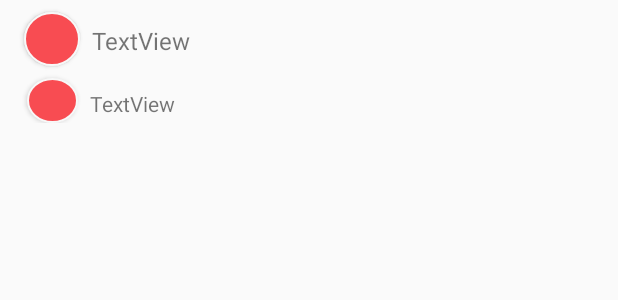
After one commit to CHUBBY799/Memo, an Android app: the layout memo_recycle_text.xml on its own in the app's theme, with its tools: preview values and no code run, on a phone screen of 412 x 824 dp. The commit adds this screen. Shown: the top 300 px of the screen. Run offline under Robolectric (Android 15) with nearby library versions, the phone set to English and light mode, and no system bars.

Commit message:
Main页面Medel层编写

```diff
--- a/app/build.gradle
+++ b/app/build.gradle
@@ -23,6 +23,7 @@ dependencies {
     implementation 'com.android.support:appcompat-v7:28.0.0-rc02'
     implementation 'com.android.support.constraint:constraint-layout:1.1.3'
     implementation 'com.android.support:design:28.0.0-beta01'
+    implementation 'com.android.support:recyclerview-v7:28.0.0-alpha1'
     testImplementation 'junit:junit:4.12'
     androidTestImplementation 'com.android.support.test:runner:1.0.2'
     androidTestImplementation 'com.android.support.test.espresso:espresso-core:3.0.2'
--- a/app/src/main/java/com/shining/memo/model/TextModel.java
+++ b/app/src/main/java/com/shining/memo/model/TextModel.java
@@ -2,7 +2,10 @@ package com.shining.memo.model;
 
 import org.json.JSONObject;
 
+import java.util.List;
+
 public interface TextModel {
     JSONObject getInfo(String title);
     void setInfo(JSONObject textInfo);
+    List<Task> getTasksByDate(String date,int limit);
 }
--- a/app/src/main/java/com/shining/memo/presenter/TextPresenter.java
+++ b/app/src/main/java/com/shining/memo/presenter/TextPresenter.java
@@ -20,8 +20,8 @@ public class TextPresenter {
 
     public TextPresenter(TextView mView) {
         this.mView = mView;
-        mModel = new TextImpl();
         context = mView.getContext();
+        mModel = new TextImpl(context);
     }
 
     public void requestTextInfo(String title){
--- /dev/null
+++ b/app/src/main/res/layout/memo_recycle_audio.xml
@@ -0,0 +1,6 @@
+<?xml version="1.0" encoding="utf-8"?>
+<android.support.constraint.ConstraintLayout
+    xmlns:android="http://schemas.android.com/apk/res/android" android:layout_width="match_parent"
+    android:layout_height="match_parent">
+
+</android.support.constraint.ConstraintLayout>
--- /dev/null
+++ b/app/src/main/res/layout/memo_recycle_text.xml
@@ -0,0 +1,51 @@
+<?xml version="1.0" encoding="utf-8"?>
+<android.support.constraint.ConstraintLayout
+    xmlns:android="http://schemas.android.com/apk/res/android"
+    xmlns:app="http://schemas.android.com/apk/res-auto"
+    xmlns:tools="http://schemas.android.com/tools"
+    android:layout_width="match_parent"
+    android:layout_height="wrap_content">
+
+
+    <Button
+        android:id="@+id/memo_type"
+        android:layout_width="37dp"
+        android:layout_height="36dp"
+
+        android:layout_marginStart="16dp"
+        android:layout_marginTop="8dp"
+        android:background="@drawable/red_oval_background"
+        app:layout_constraintStart_toStartOf="parent"
+        app:layout_constraintTop_toTopOf="parent" />
+
+    <Button
+        android:id="@+id/memo_alarm"
+        android:layout_width="34dp"
+        android:layout_height="30dp"
+        android:layout_marginStart="18dp"
+        android:layout_marginTop="8dp"
+        android:background="@drawable/red_oval_background"
+        app:layout_constraintStart_toStartOf="parent"
+        app:layout_constraintTop_toBottomOf="@+id/memo_type" />
+
+    <TextView
+        android:id="@+id/memo_texttitle"
+        android:layout_width="wrap_content"
+        android:layout_height="wrap_content"
+        android:layout_marginStart="8dp"
+        android:layout_marginTop="16dp"
+        android:text="TextView"
+        android:textSize="16sp"
+        app:layout_constraintStart_toEndOf="@+id/memo_type"
+        app:layout_constraintTop_toTopOf="parent" />
+
+    <TextView
+        android:id="@+id/memo_texttime"
+        android:layout_width="wrap_content"
+        android:layout_height="wrap_content"
+        android:layout_marginStart="8dp"
+        android:layout_marginTop="21dp"
+        android:text="TextView"
+        app:layout_constraintStart_toEndOf="@+id/memo_alarm"
+        app:layout_constraintTop_toBottomOf="@+id/memo_texttitle" />
+</android.support.constraint.ConstraintLayout>
```
Also changed, not shown: app/src/main/java/com/shining/memo/model/Task.java (added, +78 -0 lines), app/src/main/java/com/shining/memo/model/TextImpl.java (+35 -0 lines), app/src/main/res/layout/activity_memo.xml (+5 -5 lines), app/src/main/res/layout/memo_recycle_item.xml (deleted, +0 -42 lines).
